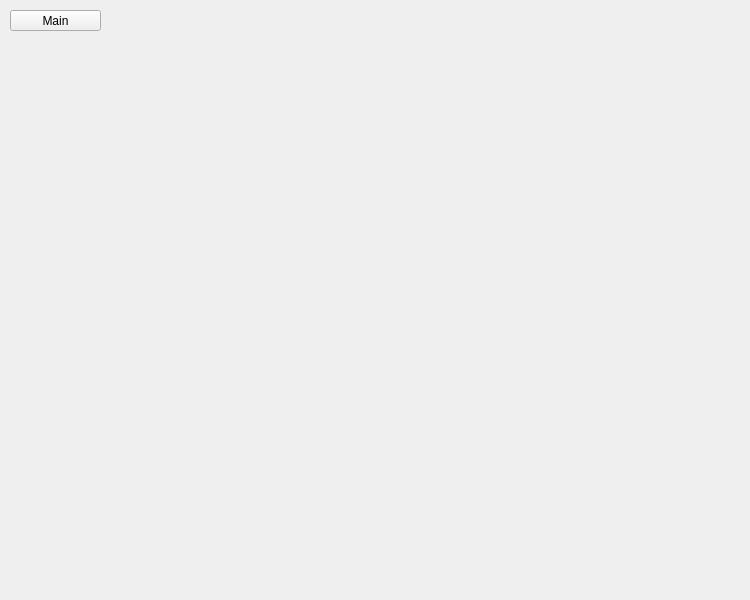
Old version of the form mini_pro1/mini_delivery.ui in the repository park0609/mini_project.
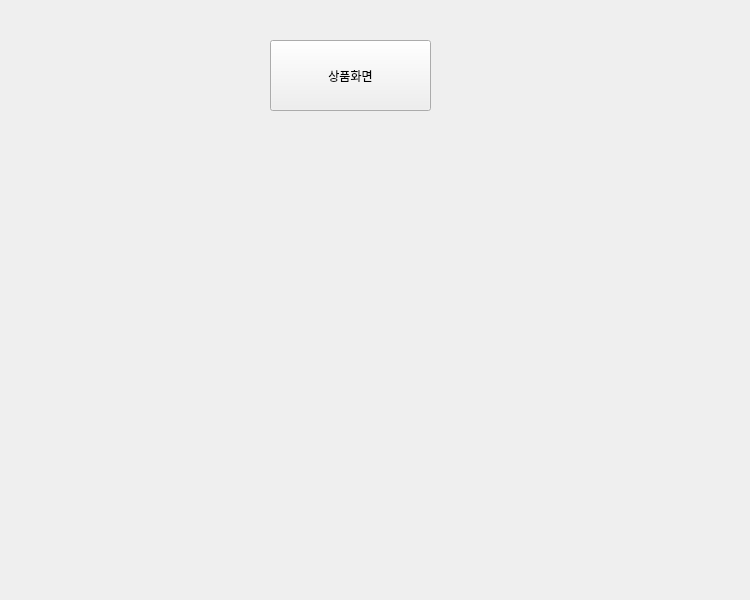
New version of the form.

```diff
--- a/mini_pro1/mini_delivery.ui
+++ b/mini_pro1/mini_delivery.ui
@@ -28,14 +28,14 @@
   <widget class="QPushButton" name="pushButton">
    <property name="geometry">
     <rect>
-     <x>10</x>
-     <y>10</y>
-     <width>91</width>
-     <height>21</height>
+     <x>270</x>
+     <y>40</y>
+     <width>161</width>
+     <height>71</height>
     </rect>
    </property>
    <property name="text">
-    <string>Main</string>
+    <string>상품화면</string>
    </property>
   </widget>
  </widget>
```
Left out of the diff: 16 changed lines with no effect on the pictures.
